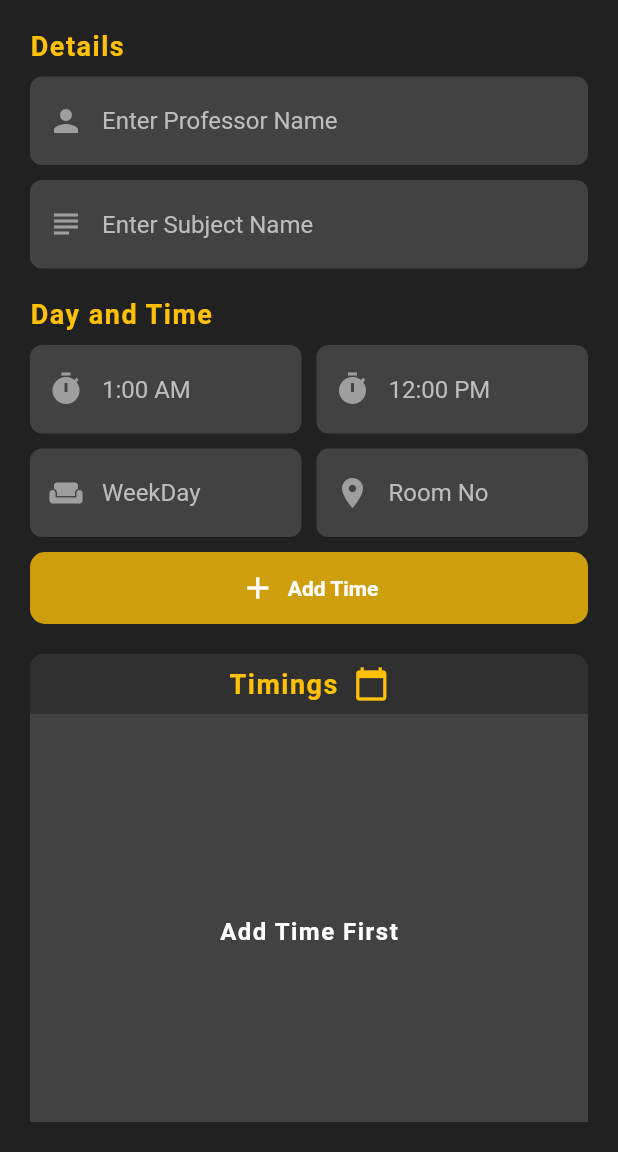
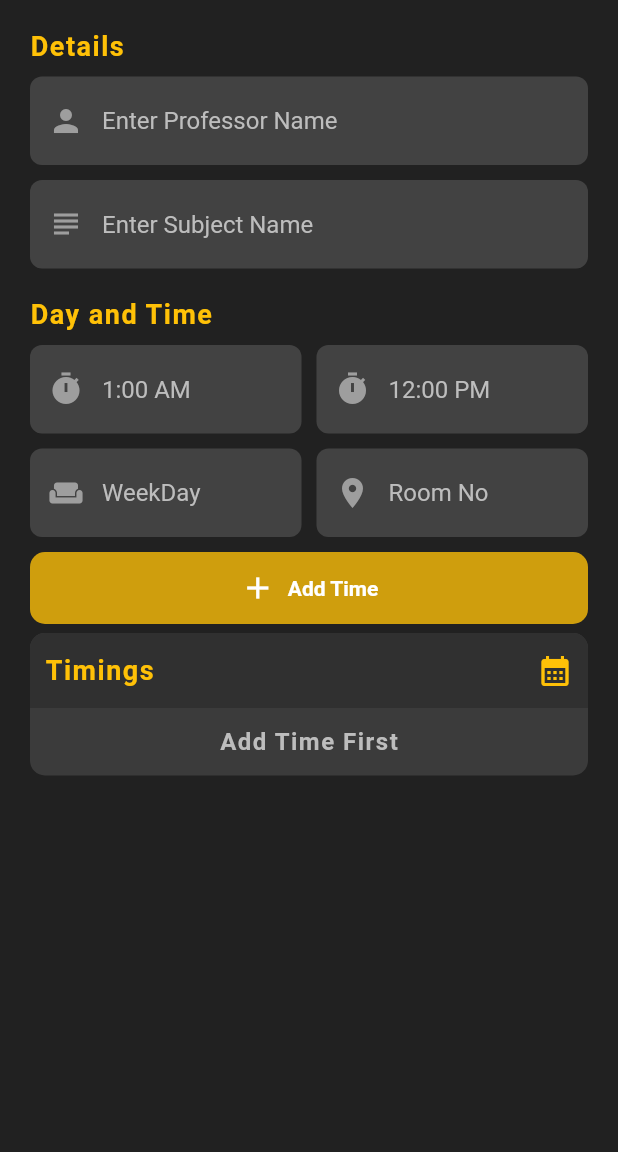
Before and after one commit to Senpaix69/Never_Lost, a Flutter app: the AddSubject screen opened by its route, on a phone screen of 412 x 824 dp, the part 84-1236 px from its top. Run offline on Flutter 3.47's test engine with Material 2 defaults, Android fonts, the phone set to English and light mode, and no system bars; our stand-ins replace sqflite; accounts and stored records are empty.

Commit message:
bugs fixed

```diff
--- a/lib/pages/add_subject.dart
+++ b/lib/pages/add_subject.dart
@@ -3,6 +3,7 @@ import 'package:my_timetable/services/database.dart';
 import 'package:my_timetable/services/daytime.dart';
 import 'package:my_timetable/services/subject.dart';
 import 'package:my_timetable/utils.dart';
+import 'package:my_timetable/widgets/daytime_list.dart';
 import 'package:my_timetable/widgets/dialog_boxs.dart';
 import 'package:my_timetable/widgets/styles.dart';
 
@@ -18,7 +19,6 @@ class _AddSubjectState extends State<AddSubject> {
   final List<DayTime> _days = <DayTime>[];
 
   late final DatabaseService _database;
-  late final ScrollController _scrollController;
   late final TextEditingController _professorName;
   late final TextEditingController _subjectName;
   late final TextEditingController _startTime;
@@ -29,7 +29,6 @@ class _AddSubjectState extends State<AddSubject> {
 
   @override
   void initState() {
-    _scrollController = ScrollController();
     _professorName = TextEditingController();
     _subjectName = TextEditingController();
     _startTime = TextEditingController();
@@ -42,7 +41,6 @@ class _AddSubjectState extends State<AddSubject> {
 
   @override
   void dispose() {
-    _scrollController.dispose();
     _professorName.dispose();
     _subjectName.dispose();
     _startTime.dispose();
@@ -64,13 +62,6 @@ class _AddSubjectState extends State<AddSubject> {
           ),
         ),
       );
-      Future.delayed(const Duration(milliseconds: 100), () {
-        _scrollController.animateTo(
-          _scrollController.position.maxScrollExtent,
-          duration: const Duration(milliseconds: 300),
-          curve: Curves.easeOut,
-        );
-      });
     }
   }
 
@@ -239,45 +230,30 @@ class _AddSubjectState extends State<AddSubject> {
                   ),
                 ),
                 Container(
-                  margin: const EdgeInsets.only(top: 20.0),
+                  margin: const EdgeInsets.symmetric(vertical: 6.0),
                   decoration: BoxDecoration(
-                    color: Colors.grey[800],
+                    color: Colors.white.withAlpha(30),
                     borderRadius: BorderRadius.circular(10.0),
                   ),
-                  height: 330, // set a fixed height here
                   child: Column(
                     children: <Widget>[
-                      Container(
-                        padding: const EdgeInsets.symmetric(vertical: 8.0),
-                        width: double.infinity,
-                        decoration: BoxDecoration(
-                          color: Colors.grey[850],
-                          borderRadius: const BorderRadius.only(
-                              topLeft: Radius.circular(10.0),
-                              topRight: Radius.circular(10.0)),
+                      headerContainer(
+                        title: "Timings",
+                        icon: Icons.calendar_month,
                       ),
-                        child: Row(
-                          crossAxisAlignment: CrossAxisAlignment.center,
-                          mainAxisAlignment: MainAxisAlignment.center,
+                      Padding(
+                        padding: const EdgeInsets.symmetric(
+                            horizontal: 10.0, vertical: 5.0),
+                        child: Column(
                           children: <Widget>[
-                            myText(text: "Timings"),
-                            const SizedBox(
-                              width: 10.0,
-                            ),
-                            const Icon(
-                              Icons.calendar_today,
-                              color: Colors.amber,
-                            ),
-                          ],
-                        ),
-                      ),
                             _days.isEmpty
-                          ? const Flexible(
+                                ? Padding(
+                                    padding: const EdgeInsets.all(8.0),
                                     child: Center(
                                       child: Text(
                                         "Add Time First",
                                         style: TextStyle(
-                                    color: Colors.white,
+                                          color: Colors.grey[400],
                                           letterSpacing: 1.0,
                                           fontSize: 16.0,
                                           fontWeight: FontWeight.bold,
@@ -285,59 +261,15 @@ class _AddSubjectState extends State<AddSubject> {
                                       ),
                                     ),
                                   )
-                          : Flexible(
-                              child: ListView.separated(
-                                controller: _scrollController,
-                                physics: const BouncingScrollPhysics(),
-                                reverse: true,
-                                shrinkWrap: true,
-                                itemCount: _days.length,
-                                separatorBuilder:
-                                    (BuildContext context, int index) {
-                                  return const Divider(
-                                    color: Colors.grey,
-                                    height: 1,
-                                  );
-                                },
-                                itemBuilder: (BuildContext context, int index) {
-                                  final DayTime day = _days[index];
-                                  return ListTile(
-                                    leading: Padding(
-                                      padding: const EdgeInsets.symmetric(
-                                          vertical: 20.0),
-                                      child: Text(
-                                        day.roomNo,
-                                        style: const TextStyle(
-                                          color: Colors.amber,
-                                          fontWeight: FontWeight.bold,
-                                        ),
-                                      ),
-                                    ),
-                                    title: Text(
-                                      day.day,
-                                      style: const TextStyle(
-                                        color: Colors.amber,
-                                      ),
-                                    ),
-                                    subtitle: Text(
-                                      '${day.startTime} - ${day.endTime}',
-                                      style: const TextStyle(
-                                        color: Colors.white,
-                                      ),
-                                    ),
-                                    trailing: IconButton(
-                                      onPressed: () => setState(
+                                : DayTimeList(
+                                    callBack: (index) => setState(
                                       () => _days.removeAt(index),
                                     ),
-                                      icon: Icon(
-                                        Icons.delete,
-                                        color: Colors.grey[200],
+                                    days: _days,
                                   ),
+                          ],
                         ),
-                                  );
-                                },
-                              ),
-                            ),
+                      )
                     ],
                   ),
                 ),
@@ -345,22 +277,6 @@ class _AddSubjectState extends State<AddSubject> {
             ),
           ),
         ),
-      ),
-    );
-  }
-
-  Text myText({
-    required String text,
-    Color color = Colors.amber,
-    double size = 18.0,
-  }) {
-    return Text(
-      text,
-      style: TextStyle(
-        color: color,
-        fontSize: size,
-        fontWeight: FontWeight.bold,
-        letterSpacing: 1.0,
       ),
     );
   }
--- a/lib/widgets/styles.dart
+++ b/lib/widgets/styles.dart
@@ -1,4 +1,5 @@
 import 'package:flutter/material.dart';
+import 'package:my_timetable/services/daytime.dart';
 
 InputDecoration decorationFormField(prefixIcon, hintText) {
   return InputDecoration(
@@ -17,3 +18,47 @@ InputDecoration decorationFormField(prefixIcon, hintText) {
     ),
   );
 }
+
+Text myText({
+  required String text,
+  Color color = Colors.amber,
+  double size = 18.0,
+}) {
+  return Text(
+    text,
+    style: TextStyle(
+      color: color,
+      fontSize: size,
+      fontWeight: FontWeight.bold,
+      letterSpacing: 1.0,
+    ),
+  );
+}
+
+Container headerContainer({required String title, required IconData icon}) {
+  return Container(
+    padding: const EdgeInsets.symmetric(vertical: 8.0),
+    width: double.infinity,
+    decoration: BoxDecoration(
+      color: Colors.grey[850],
+      borderRadius: const BorderRadius.only(
+          topLeft: Radius.circular(10.0), topRight: Radius.circular(10.0)),
+    ),
+    child: Padding(
+      padding: const EdgeInsets.symmetric(horizontal: 10.0, vertical: 5.0),
+      child: Row(
+        mainAxisAlignment: MainAxisAlignment.spaceBetween,
+        children: <Widget>[
+          myText(text: title),
+          const SizedBox(
+            width: 10.0,
+          ),
+          Icon(
+            icon,
+            color: Colors.amber,
+          ),
+        ],
+      ),
+    ),
+  );
+}
```
Also changed, not shown: lib/pages/my_home.dart (+9 -8 lines), lib/widgets/daytime_list.dart (added, +91 -0 lines), lib/widgets/timetable_box.dart (+23 -36 lines). Lines whose indentation alone changed are shown as unchanged.
